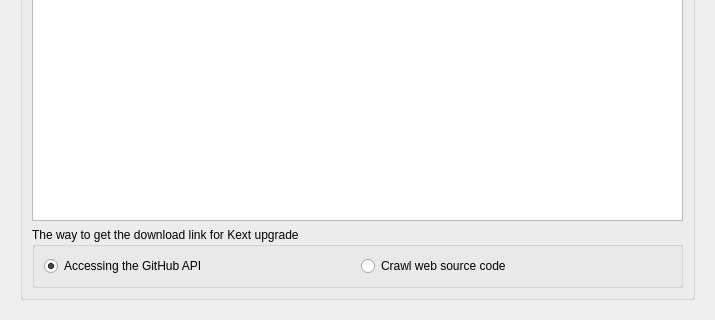
ic005k/OCAuxiliaryTools, file dlgdatabase.ui: the form before one commit; both pictures show x 0 to 715 and y 142 to 462 of the 715 by 462 pixel window.
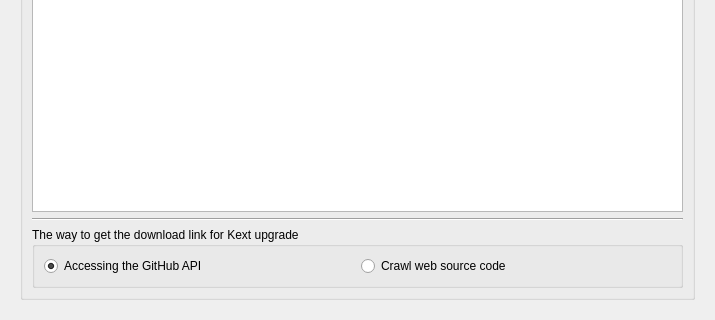
The form after the commit. The open tabs and pages were chosen to show the change. Icons and pictures are not drawn.

What changed in the file:
```diff
--- a/dlgdatabase.ui
+++ b/dlgdatabase.ui
@@ -287,6 +287,13 @@
            <widget class="QTextEdit" name="editPing"/>
           </item>
           <item row="3" column="0" colspan="3">
+           <widget class="Line" name="line">
+            <property name="orientation">
+             <enum>Qt::Horizontal</enum>
+            </property>
+           </widget>
+          </item>
+          <item row="4" column="0" colspan="3">
            <widget class="QGroupBox" name="groupBox_2">
             <property name="title">
              <string>The way to get the download link for Kext upgrade</string>
```
Left out of the diff: 2 changed lines with no effect on the pictures.
